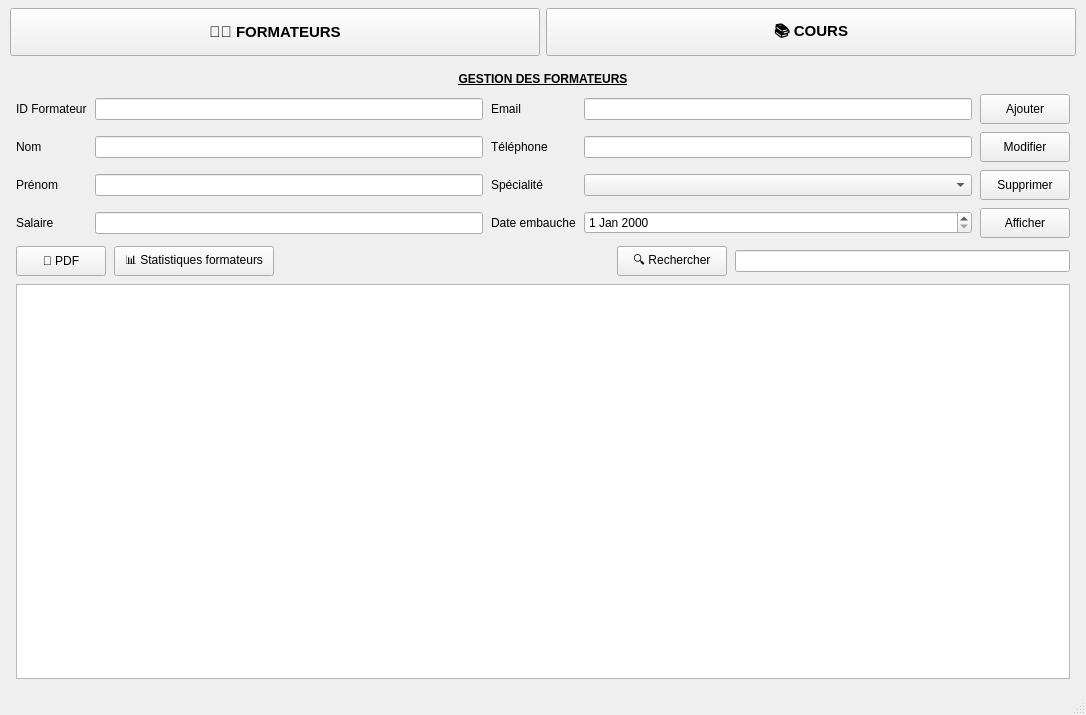
Before: the Qt Designer form mainwindow.ui in Ali-belkadhi/QT_2026, drawn with Qt 5.
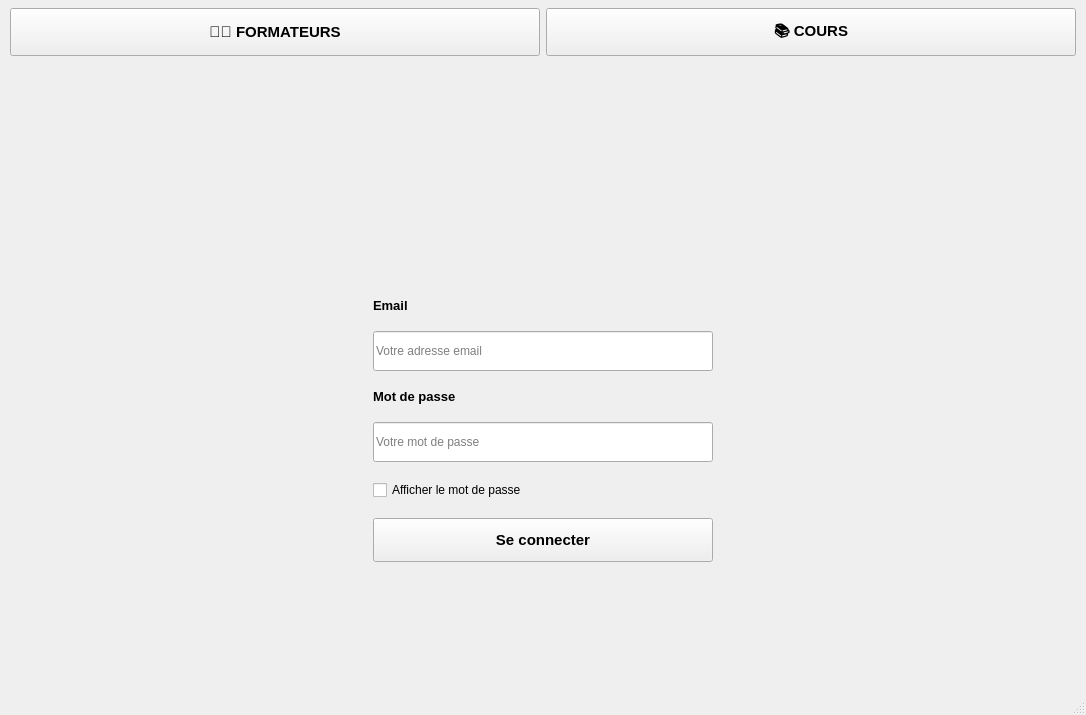
After: the same form once the commit is applied. The open tabs and pages were chosen to show the change.

Commit message: login& PDF & image

```diff
--- a/mainwindow.ui
+++ b/mainwindow.ui
@@ -103,6 +103,201 @@
        <number>1</number>
       </property>
 
+      <!-- ============= PAGE LOGIN ============= -->
+      <widget class="QWidget" name="pageLogin">
+       <layout class="QVBoxLayout" name="loginOuterLayout">
+        <property name="spacing">
+         <number>0</number>
+        </property>
+        <property name="leftMargin">
+         <number>0</number>
+        </property>
+        <property name="topMargin">
+         <number>0</number>
+        </property>
+        <property name="rightMargin">
+         <number>0</number>
+        </property>
+        <property name="bottomMargin">
+         <number>0</number>
+        </property>
+
+        <!-- Spacer haut -->
+        <item>
+         <spacer name="loginSpacerTop">
+          <property name="orientation"><enum>Qt::Vertical</enum></property>
+          <property name="sizeHint" stdset="0"><size><width>20</width><height>40</height></size></property>
+         </spacer>
+        </item>
+
+        <!-- Ligne centrale : spacer gauche + carte + spacer droite -->
+        <item>
+         <layout class="QHBoxLayout" name="loginCenterLayout">
+          <item>
+           <spacer name="loginSpacerLeft">
+            <property name="orientation"><enum>Qt::Horizontal</enum></property>
+            <property name="sizeHint" stdset="0"><size><width>40</width><height>20</height></size></property>
+           </spacer>
+          </item>
+          <item>
+           <widget class="QWidget" name="loginCard">
+            <property name="minimumSize">
+             <size><width>420</width><height>480</height></size>
+            </property>
+            <property name="maximumSize">
+             <size><width>460</width><height>520</height></size>
+            </property>
+            <layout class="QVBoxLayout" name="loginCardLayout">
+             <property name="spacing">
+              <number>18</number>
+             </property>
+             <property name="leftMargin">
+              <number>40</number>
+             </property>
+             <property name="topMargin">
+              <number>40</number>
+             </property>
+             <property name="rightMargin">
+              <number>40</number>
+             </property>
+             <property name="bottomMargin">
+              <number>40</number>
+             </property>
+
+             <!-- Logo SmartSkills -->
+             <item>
+              <widget class="QLabel" name="labelLoginLogo">
+               <property name="minimumSize">
+                <size>
+                 <width>0</width>
+                 <height>130</height>
+                </size>
+               </property>
+               <property name="maximumSize">
+                <size>
+                 <width>16777215</width>
+                 <height>160</height>
+                </size>
+               </property>
+               <property name="text">
+                <string/>
+               </property>
+               <property name="alignment">
+                <set>Qt::AlignCenter</set>
+               </property>
+              </widget>
+             </item>
+
+             <!-- Label Email -->
+             <item>
+              <widget class="QLabel" name="labelLoginEmail">
+               <property name="font">
+                <font><pointsize>10</pointsize><bold>true</bold></font>
+               </property>
+               <property name="text"><string>Email</string></property>
+              </widget>
+             </item>
+
+             <!-- Champ Email -->
+             <item>
+              <widget class="QLineEdit" name="editLoginEmail">
+               <property name="minimumSize">
+                <size><width>0</width><height>40</height></size>
+               </property>
+               <property name="placeholderText">
+                <string>Votre adresse email</string>
+               </property>
+              </widget>
+             </item>
+
+             <!-- Label Mot de passe -->
+             <item>
+              <widget class="QLabel" name="labelLoginPassword">
+               <property name="font">
+                <font><pointsize>10</pointsize><bold>true</bold></font>
+               </property>
+               <property name="text"><string>Mot de passe</string></property>
+              </widget>
+             </item>
+
+             <!-- Champ Mot de passe -->
+             <item>
+              <widget class="QLineEdit" name="editLoginPassword">
+               <property name="minimumSize">
+                <size><width>0</width><height>40</height></size>
+               </property>
+               <property name="echoMode">
+                <enum>QLineEdit::Password</enum>
+               </property>
+               <property name="placeholderText">
+                <string>Votre mot de passe</string>
+               </property>
+              </widget>
+             </item>
+
+             <!-- Checkbox afficher mot de passe -->
+             <item>
+              <widget class="QCheckBox" name="checkAfficherPassword">
+               <property name="text">
+                <string>Afficher le mot de passe</string>
+               </property>
+              </widget>
+             </item>
+
+             <!-- Bouton Se connecter -->
+             <item>
+              <widget class="QPushButton" name="btnLogin">
+               <property name="minimumSize">
+                <size><width>0</width><height>44</height></size>
+               </property>
+               <property name="font">
+                <font><pointsize>11</pointsize><bold>true</bold></font>
+               </property>
+               <property name="text">
+                <string>Se connecter</string>
+               </property>
+              </widget>
+             </item>
+
+             <!-- Label erreur -->
+             <item>
+              <widget class="QLabel" name="labelLoginErreur">
+               <property name="font">
+                <font><pointsize>9</pointsize></font>
+               </property>
+               <property name="text"><string/></property>
+               <property name="alignment">
+                <set>Qt::AlignCenter</set>
+               </property>
+               <property name="wordWrap">
+                <bool>true</bool>
+               </property>
+              </widget>
+             </item>
+
+            </layout>
+           </widget>
+          </item>
+          <item>
+           <spacer name="loginSpacerRight">
+            <property name="orientation"><enum>Qt::Horizontal</enum></property>
+            <property name="sizeHint" stdset="0"><size><width>40</width><height>20</height></size></property>
+           </spacer>
+          </item>
+         </layout>
+        </item>
+
+        <!-- Spacer bas -->
+        <item>
+         <spacer name="loginSpacerBottom">
+          <property name="orientation"><enum>Qt::Vertical</enum></property>
+          <property name="sizeHint" stdset="0"><size><width>20</width><height>40</height></size></property>
+         </spacer>
+        </item>
+
+       </layout>
+      </widget>
+
       <!-- ============= PAGE COURS ============= -->
       <widget class="QWidget" name="pageCours">
        <layout class="QVBoxLayout" name="coursOuterLayout">
```
Left out of the diff: 20 changed lines with no effect on the pictures. Lines whose indentation alone changed are shown as unchanged. The commit also changes 69 other files.
